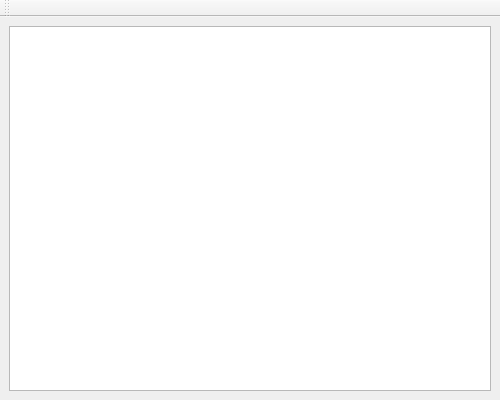
The window that forms/tools.ui (ExplorerOL/QModbusExplorer) describes before a commit, drawn with Qt 5.
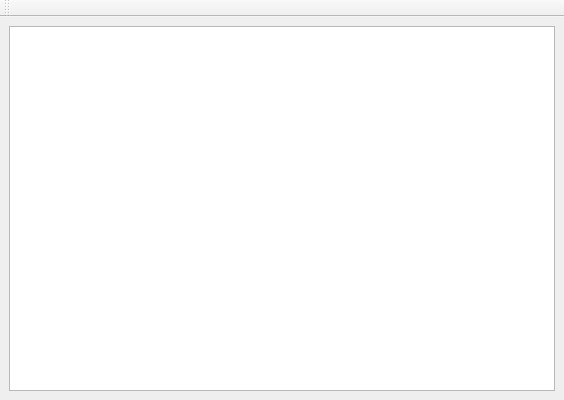
The same window after the commit. Icons and pictures are not drawn.

The edit to the form file:
```diff
--- a/forms/tools.ui
+++ b/forms/tools.ui
@@ -6,10 +6,22 @@
    <rect>
     <x>0</x>
     <y>0</y>
-    <width>500</width>
+    <width>564</width>
     <height>400</height>
    </rect>
   </property>
+  <property name="minimumSize">
+   <size>
+    <width>500</width>
+    <height>400</height>
+   </size>
+  </property>
+  <property name="maximumSize">
+   <size>
+    <width>720</width>
+    <height>720</height>
+   </size>
+  </property>
   <property name="windowTitle">
    <string>Tools</string>
   </property>
```
